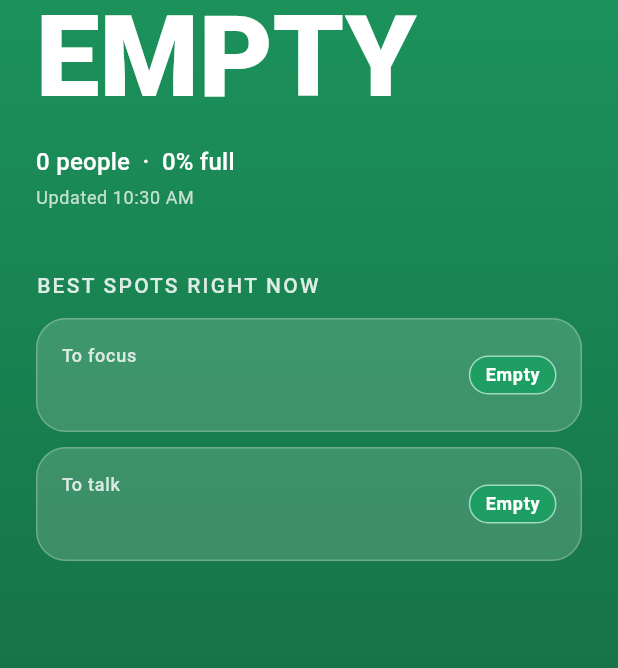
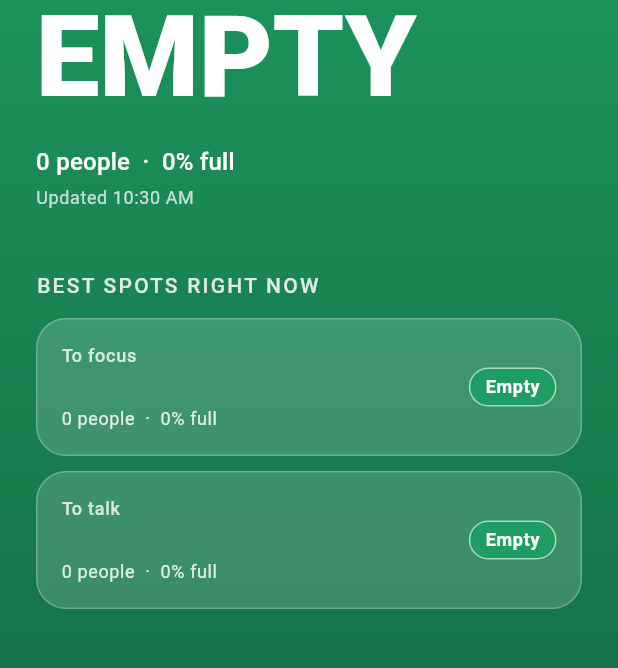
Before and after one commit to ClydeLartey97/Project_Bobst, a Flutter app: the OverviewScreen widget shown alone on an empty page, opened directly with empty values, on a phone screen of 412 x 824 dp, the part 281-949 px from its top. Run offline on Flutter 3.47's test engine with Material 3 defaults, Android fonts, the phone set to English and light mode, and no system bars; our stand-ins replace flutter_svg; missing offline and left inert: adaptive_platform_ui; network calls fail.

Commit message:
Add Developer tab for live data overrides; show headcounts on best spots
- backend: /api/dev/settings (GET/PUT/DELETE) to override time of day,
  weekday, finals week, crowd size and per-floor fullness; responses carry
  a simulated flag. Disabled when DEV_MODE=false.
- app: Developer tab with sliders/toggles and a live preview; SIMULATED
  badge on the Overview while overrides are on
- app: best-spot cards show people and % full
- app: tab bar uses the standard iOS blue tint and no longer minimises

```diff
--- a/app/lib/models/bobst.dart
+++ b/app/lib/models/bobst.dart
@@ -123,6 +123,7 @@ class Building {
 class BobstStatus {
   const BobstStatus({
     required this.updatedAt,
+    required this.simulated,
     required this.building,
     required this.bestQuiet,
     required this.bestTalkative,
@@ -130,6 +131,9 @@ class BobstStatus {
   });
 
   final DateTime updatedAt;
+
+  /// Developer overrides are shaping this data.
+  final bool simulated;
   final Building building;
   final Area? bestQuiet;
   final Area? bestTalkative;
@@ -141,6 +145,7 @@ class BobstStatus {
         a == null ? null : Area.fromJson(a as Map<String, dynamic>);
     return BobstStatus(
       updatedAt: DateTime.parse(json['updated_at'] as String),
+      simulated: json['simulated'] as bool? ?? false,
       building: Building.fromJson(json['building'] as Map<String, dynamic>),
       bestQuiet: area(best['quiet']),
       bestTalkative: area(best['talkative']),
--- /dev/null
+++ b/app/lib/models/dev_settings.dart
@@ -0,0 +1,64 @@
+/// Mirrors the backend's DevSettings (backend/app/dev.py).
+class DevSettings {
+  const DevSettings({
+    this.hour,
+    this.weekday,
+    this.finals,
+    this.crowd = 1.0,
+    this.floorOverrides = const {},
+  });
+
+  /// 0–24, null = real time of day.
+  final double? hour;
+
+  /// 0 = Monday … 6 = Sunday, null = today.
+  final int? weekday;
+
+  /// null = follow the real calendar.
+  final bool? finals;
+
+  /// Multiplies everyone on floors that aren't overridden.
+  final double crowd;
+
+  /// Floor id → forced fullness 0..1.
+  final Map<String, double> floorOverrides;
+
+  bool get isDefault =>
+      hour == null &&
+      weekday == null &&
+      finals == null &&
+      crowd == 1.0 &&
+      floorOverrides.isEmpty;
+
+  DevSettings copyWith({
+    double? Function()? hour,
+    int? Function()? weekday,
+    bool? Function()? finals,
+    double? crowd,
+    Map<String, double>? floorOverrides,
+  }) => DevSettings(
+    hour: hour != null ? hour() : this.hour,
+    weekday: weekday != null ? weekday() : this.weekday,
+    finals: finals != null ? finals() : this.finals,
+    crowd: crowd ?? this.crowd,
+    floorOverrides: floorOverrides ?? this.floorOverrides,
+  );
+
+  factory DevSettings.fromJson(Map<String, dynamic> json) => DevSettings(
+    hour: (json['hour'] as num?)?.toDouble(),
+    weekday: json['weekday'] as int?,
+    finals: json['finals'] as bool?,
+    crowd: (json['crowd'] as num).toDouble(),
+    floorOverrides: (json['floor_overrides'] as Map<String, dynamic>).map(
+      (k, v) => MapEntry(k, (v as num).toDouble()),
+    ),
+  );
+
+  Map<String, dynamic> toJson() => {
+    'hour': hour,
+    'weekday': weekday,
+    'finals': finals,
+    'crowd': crowd,
+    'floor_overrides': floorOverrides,
+  };
+}
--- a/app/lib/screens/overview_screen.dart
+++ b/app/lib/screens/overview_screen.dart
@@ -3,6 +3,7 @@ import 'package:flutter/services.dart';
 
 import '../models/bobst.dart';
 import '../theme/busyness_colors.dart';
+import '../util/format.dart';
 import '../widgets/brand_mark.dart';
 import '../widgets/updated_label.dart';
 
@@ -49,7 +50,13 @@ class OverviewScreen extends StatelessWidget {
                     child: Column(
                       crossAxisAlignment: CrossAxisAlignment.start,
                       children: [
-                        BrandMark(cutoutColor: color),
+                        Row(
+                          children: [
+                            BrandMark(cutoutColor: color),
+                            const Spacer(),
+                            if (status.simulated) const _SimulatedBadge(),
+                          ],
+                        ),
                         SizedBox(height: constraints.maxHeight * 0.14),
                         Text(
                           'BOBST IS',
@@ -74,7 +81,7 @@ class OverviewScreen extends StatelessWidget {
                         ),
                         const SizedBox(height: 20),
                         Text(
-                          '${_thousands(building.occupancy)} people  ·  '
+                          '${thousands(building.occupancy)} people  ·  '
                           '${(building.fullness * 100).round()}% full',
                           style: theme.textTheme.titleMedium?.copyWith(
                             color: onColor,
@@ -105,6 +112,29 @@ class OverviewScreen extends StatelessWidget {
               ),
             ),
           ),
+        ),
+      ),
+    );
+  }
+}
+
+class _SimulatedBadge extends StatelessWidget {
+  const _SimulatedBadge();
+
+  @override
+  Widget build(BuildContext context) {
+    return Container(
+      padding: const EdgeInsets.symmetric(horizontal: 8, vertical: 3),
+      decoration: BoxDecoration(
+        color: Colors.black.withValues(alpha: 0.25),
+        borderRadius: BorderRadius.circular(999),
+      ),
+      child: Text(
+        'SIMULATED',
+        style: Theme.of(context).textTheme.labelSmall?.copyWith(
+          color: Colors.white,
+          fontWeight: FontWeight.w700,
+          letterSpacing: 1,
         ),
       ),
     );
@@ -148,6 +178,13 @@ class _SpotCard extends StatelessWidget {
                     fontWeight: FontWeight.w700,
                   ),
                 ),
+                Text(
+                  '${area.occupancy} people  ·  '
+                  '${(area.fullness * 100).round()}% full',
+                  style: theme.textTheme.bodySmall?.copyWith(
+                    color: Colors.white.withValues(alpha: 0.85),
+                  ),
+                ),
               ],
             ),
           ),
@@ -171,6 +208,3 @@ class _SpotCard extends StatelessWidget {
     );
   }
 }
-
-String _thousands(int n) =>
-    n.toString().replaceAllMapped(RegExp(r'\B(?=(\d{3})+(?!\d))'), (_) => ',');
--- /dev/null
+++ b/app/lib/util/format.dart
@@ -0,0 +1,3 @@
+/// 1234567 → "1,234,567".
+String thousands(int n) =>
+    n.toString().replaceAllMapped(RegExp(r'\B(?=(\d{3})+(?!\d))'), (_) => ',');
```
Also changed, not shown: app/lib/screens/developer_screen.dart (added, +379 -0 lines), app/lib/screens/home_screen.dart (+12 -1 lines), app/lib/services/api_client.dart (+32 -8 lines), 7 other files.
